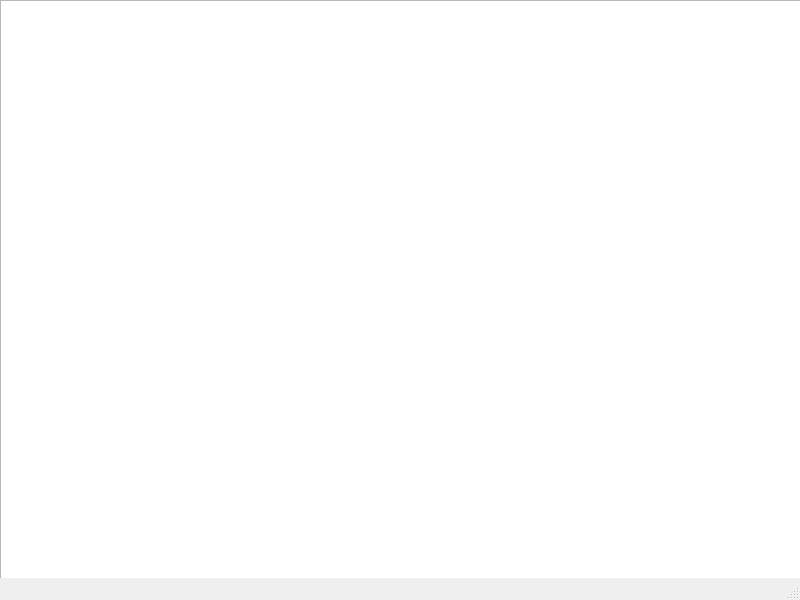
Above: Aplicacion/mainwindow.ui from CristianMartinezD/Proyecto_Final_Info2 before the change. Below: the same form after it.
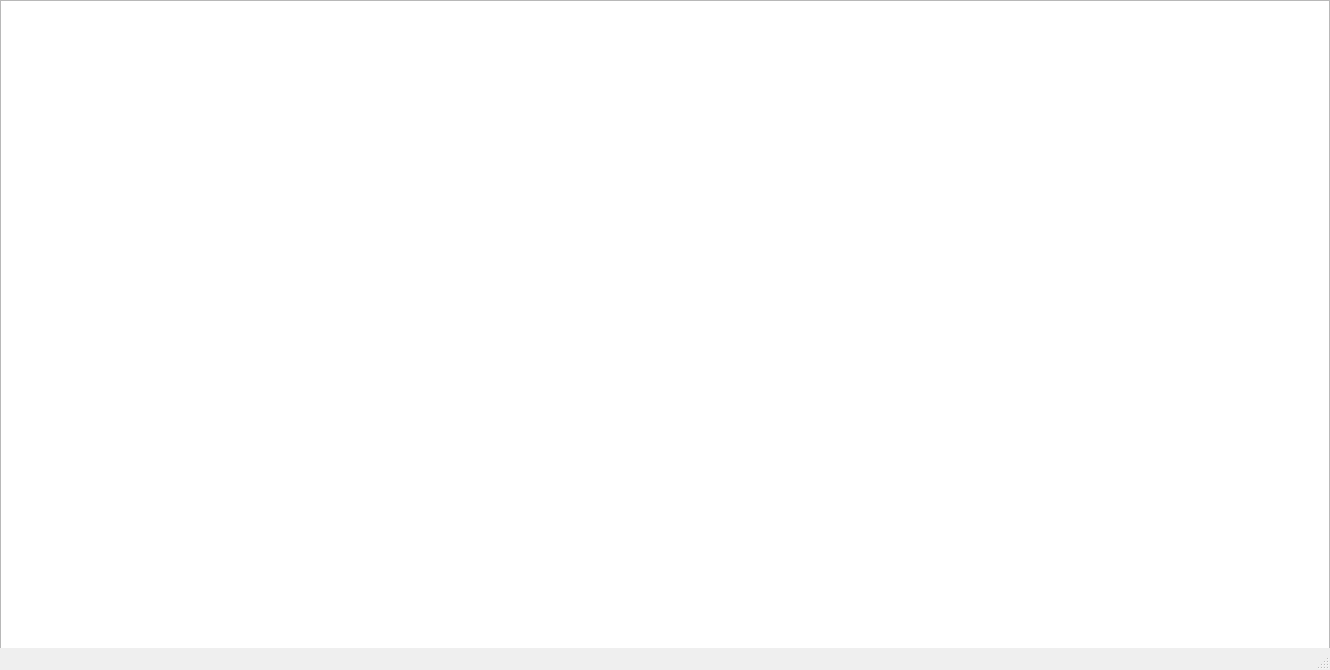
That is the form after the change.

Diff of the .ui file:
```diff
--- a/Aplicacion/mainwindow.ui
+++ b/Aplicacion/mainwindow.ui
@@ -6,8 +6,8 @@
    <rect>
     <x>0</x>
     <y>0</y>
-    <width>800</width>
-    <height>600</height>
+    <width>1330</width>
+    <height>670</height>
    </rect>
   </property>
   <property name="windowTitle">
```
Left out of the diff: 2 changed lines with no effect on the pictures.
